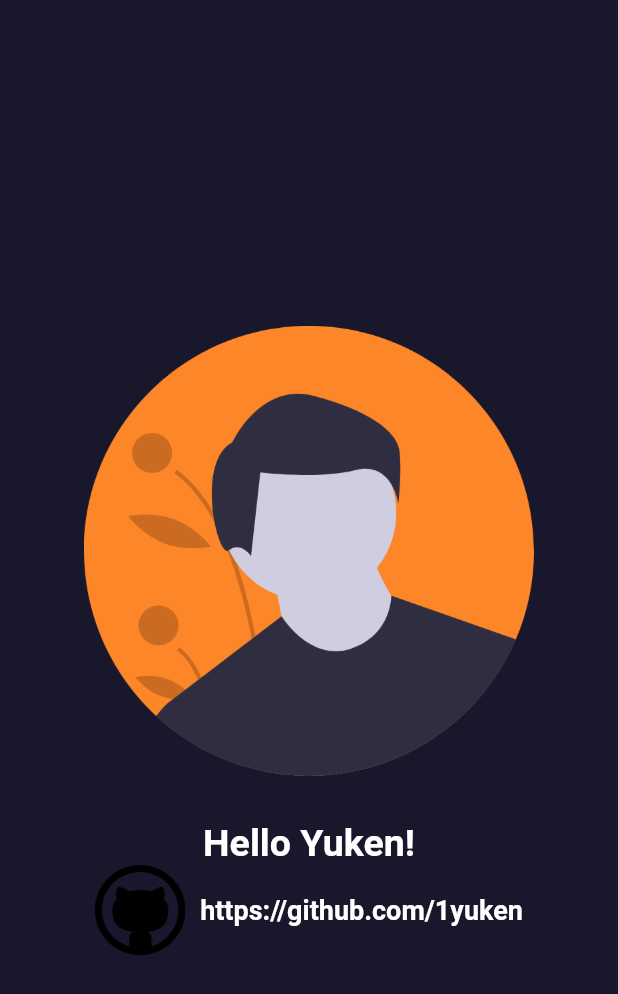
After one commit to 1yuken/flutter_project, a Flutter app: the screen it shows after launch, on a phone screen of 412 x 824 dp. The commit adds this screen. Shown: the top 994 px of the screen. Run offline on Flutter 3.47's test engine with Material 2 defaults, Android fonts, the phone set to English and light mode, and no system bars; our stand-ins replace badges, font_awesome_flutter.

Commit message:
profile screen

```diff
--- a/lib/main.dart
+++ b/lib/main.dart
@@ -1,4 +1,5 @@
 import 'package:flutter/material.dart';
+import 'package:flutter_project/ui/screens/profile_screen.dart';
 import 'package:flutter_project/ui_kit/app_icon.dart';
 import 'package:flutter_project/ui_kit/app_assets.dart';
 import 'package:flutter_project/ui_kit/app_theme.dart';
@@ -18,7 +19,7 @@ class MyApp extends StatelessWidget {
     return MaterialApp(
       title: 'Japan Eat',
       theme: AppTheme.darkTheme,
-      home: const FavoriteScreen(),
+      home: const ProfileScreen(),
     );
   }
 }
--- /dev/null
+++ b/lib/ui/screens/profile_screen.dart
@@ -0,0 +1,36 @@
+import 'package:flutter/material.dart';
+import '../../ui_kit/app_assets.dart';
+
+class ProfileScreen extends StatelessWidget {
+  const ProfileScreen({Key? key}) : super(key: key);
+
+  @override
+  Widget build(BuildContext context) {
+    return Scaffold(
+      body: Column(
+        mainAxisAlignment: MainAxisAlignment.center,
+        children: [
+          Padding(
+            padding: const EdgeInsets.all(30),
+            child: Image.asset(AppAsset.profileImage, width: 300),
+          ),
+          Text(
+            "Hello Yuken!",
+            style: Theme.of(context).textTheme.displayLarge,
+          ),
+          Row(
+            mainAxisAlignment: MainAxisAlignment.center,
+            children: [
+              Image.asset(AppAsset.githubImage, width: 60),
+              const SizedBox(width: 10),
+              Text(
+                "https://github.com/1yuken",
+                style: Theme.of(context).textTheme.displaySmall,
+              )
+            ],
+          )
+        ],
+      ),
+    );
+  }
+}
```
